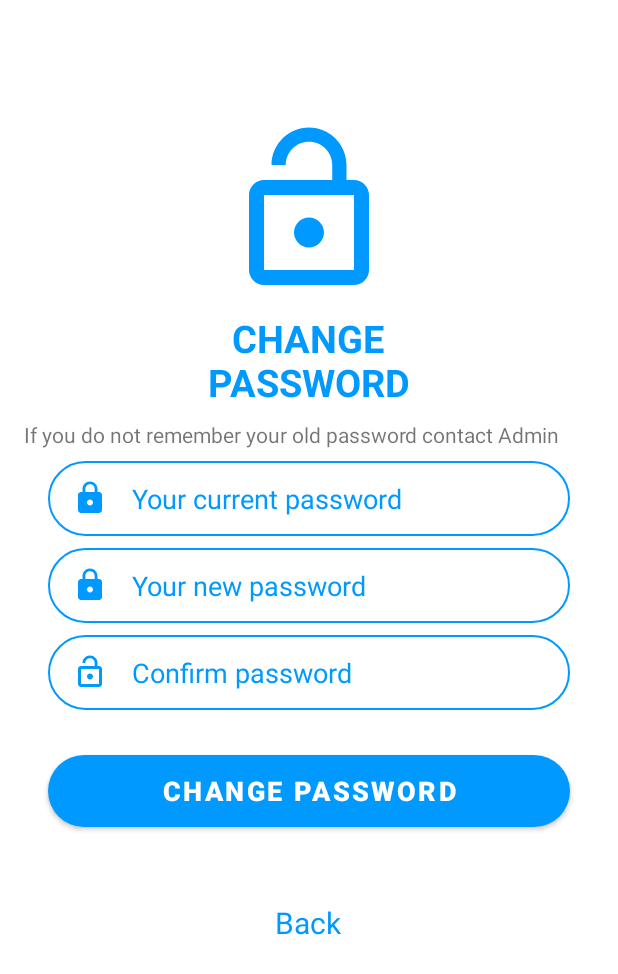
After one commit to Udit-8/TrackIt, an Android app: the ChangePasswordActivity screen opened directly, with no data from a screen before it, on a phone screen of 412 x 824 dp. The commit adds this screen. Shown: the top 974 px of the screen. Run offline under Robolectric (Android 15) with nearby library versions, the phone set to English and light mode, and no system bars; our stand-ins replace Firebase (no records; nobody signed in at launch, a user with empty details on screens opened directly).

Commit message:
Added Functionality to change password of students.

```diff
--- a/app/src/main/AndroidManifest.xml
+++ b/app/src/main/AndroidManifest.xml
@@ -9,6 +9,9 @@
         android:roundIcon="@mipmap/ic_launcher_round"
         android:supportsRtl="true"
         android:theme="@style/Theme.TrackIt">
+        <activity
+            android:name=".ChangePasswordActivity"
+            android:exported="true" />
         <activity
             android:name=".UserProfileActivity"
             android:exported="true" />
--- /dev/null
+++ b/app/src/main/java/com/example/trackit/ChangePasswordActivity.java
@@ -0,0 +1,120 @@
+package com.example.trackit;
+
+import androidx.annotation.NonNull;
+import androidx.appcompat.app.AppCompatActivity;
+
+import android.content.Intent;
+import android.os.Bundle;
+import android.text.TextUtils;
+import android.view.View;
+import android.widget.Button;
+import android.widget.EditText;
+import android.widget.TextView;
+import android.widget.Toast;
+
+import com.google.android.gms.tasks.OnCompleteListener;
+import com.google.android.gms.tasks.Task;
+import com.google.firebase.database.DataSnapshot;
+import com.google.firebase.database.DatabaseError;
+import com.google.firebase.database.DatabaseReference;
+import com.google.firebase.database.FirebaseDatabase;
+import com.google.firebase.database.Query;
+import com.google.firebase.database.ValueEventListener;
+
+public class ChangePasswordActivity extends AppCompatActivity {
+    EditText currentPasswordText,newPasswordText,confirmPasswordText;
+    Button changePasswordButton;
+    TextView backTextView;
+    DatabaseReference ref;
+    @Override
+    protected void onCreate(Bundle savedInstanceState) {
+        super.onCreate(savedInstanceState);
+        setContentView(R.layout.activity_change_password);
+        Intent intent = getIntent();
+        Student student = (Student) intent.getSerializableExtra("loginStudent");
+        currentPasswordText = findViewById(R.id.currentPasswordText);
+        newPasswordText = findViewById(R.id.newPasswordText);
+        confirmPasswordText = findViewById(R.id.confirmPasswordText);
+        changePasswordButton = findViewById(R.id.changePassword);
+        backTextView = findViewById(R.id.backText);
+        ref = FirebaseDatabase.getInstance().getReference().child("studentInfo");
+        changePasswordButton.setOnClickListener(new View.OnClickListener() {
+            @Override
+            public void onClick(View v) {
+                String currentPassword,newPassword,confirmPassword;
+                currentPassword = currentPasswordText.getText().toString().trim();
+                newPassword = newPasswordText.getText().toString().trim();
+                confirmPassword = confirmPasswordText.getText().toString().trim();
+                if(TextUtils.isEmpty(currentPassword)||TextUtils.isEmpty(newPassword)||TextUtils.isEmpty(confirmPassword))
+                    Toast.makeText(ChangePasswordActivity.this,"Do not leave any fields empty",Toast.LENGTH_LONG).show();
+                else{
+                    Query checkUser = ref.orderByChild("admissionNumber").equalTo(student.getAdmissionNumber());
+
+                    final String[] key = new String[1];
+                    checkUser.addListenerForSingleValueEvent(new ValueEventListener() {
+                        @Override
+                        public void onDataChange(@NonNull DataSnapshot snapshot) {
+                            if(snapshot.exists())
+                            {
+                                boolean passwordFound = false;
+                                for(DataSnapshot childSnapShot : snapshot.getChildren())
+                                {
+                                    if(childSnapShot != null)
+                                    {
+                                         key[0] = childSnapShot.getKey();
+                                        Student foundStudent = childSnapShot.getValue(Student.class);
+                                        if(foundStudent.getPassword().equals(currentPassword))
+                                        {
+                                            passwordFound = true;
+                                        }
+                                    }
+                                }
+                                if(!passwordFound)
+                                {
+                                    Toast.makeText(ChangePasswordActivity.this,"Enter correct current password",Toast.LENGTH_LONG).show();
+                                }
+                                else{
+                                    if(!newPassword.equals(confirmPassword))
+                                    {
+                                        Toast.makeText(ChangePasswordActivity.this,"The passwords do not match.Please enter the same password",Toast.LENGTH_LONG).show();
+                                    }
+                                    else{
+                                        ref.child(key[0]).child("password").setValue(newPassword).addOnCompleteListener(new OnCompleteListener<Void>() {
+                                            @Override
+                                            public void onComplete(@NonNull Task<Void> task) {
+                                                if(task.isSuccessful())
+                                                {
+                                                    Toast.makeText(ChangePasswordActivity.this,"The password was updated",Toast.LENGTH_LONG).show();
+                                                    Intent newIntent = new Intent(ChangePasswordActivity.this,UserProfileActivity.class);
+                                                    newIntent.putExtra("loginStudent",student);
+                                                    startActivity(newIntent);
+                                                }
+                                                else{
+                                                    Toast.makeText(ChangePasswordActivity.this,"Some Error occured.Please try Later",Toast.LENGTH_LONG).show();
+                                                }
+                                            }
+                                        });
+                                    }
+                                }
+                            }
+                        }
+
+                        @Override
+                        public void onCancelled(@NonNull DatabaseError error) {
+
+                        }
+                    });
+
+                }
+            }
+        });
+        backTextView.setOnClickListener(new View.OnClickListener() {
+            @Override
+            public void onClick(View v) {
+                Intent newIntent = new Intent(ChangePasswordActivity.this,UserProfileActivity.class);
+                newIntent.putExtra("loginStudent",student);
+                startActivity(newIntent);
+            }
+        });
+    }
+}
--- /dev/null
+++ b/app/src/main/res/drawable/ic_lock_open.xml
@@ -0,0 +1,5 @@
+<vector android:height="24dp" android:tint="#FFFFFF"
+    android:viewportHeight="24" android:viewportWidth="24"
+    android:width="24dp" xmlns:android="http://schemas.android.com/apk/res/android">
+    <path android:fillColor="@android:color/white" android:pathData="M12,17c1.1,0 2,-0.9 2,-2s-0.9,-2 -2,-2 -2,0.9 -2,2 0.9,2 2,2zM18,8h-1L17,6c0,-2.76 -2.24,-5 -5,-5S7,3.24 7,6h1.9c0,-1.71 1.39,-3.1 3.1,-3.1 1.71,0 3.1,1.39 3.1,3.1v2L6,8c-1.1,0 -2,0.9 -2,2v10c0,1.1 0.9,2 2,2h12c1.1,0 2,-0.9 2,-2L20,10c0,-1.1 -0.9,-2 -2,-2zM18,20L6,20L6,10h12v10z"/>
+</vector>
--- /dev/null
+++ b/app/src/main/res/layout/activity_change_password.xml
@@ -0,0 +1,100 @@
+<?xml version="1.0" encoding="utf-8"?>
+<LinearLayout xmlns:android="http://schemas.android.com/apk/res/android"
+    xmlns:app="http://schemas.android.com/apk/res-auto"
+    xmlns:tools="http://schemas.android.com/tools"
+    android:layout_width="match_parent"
+    android:layout_height="match_parent"
+    tools:context=".ChangePasswordActivity"
+    android:orientation="vertical">
+<ImageView
+    android:layout_width="120dp"
+    android:layout_height="120dp"
+    android:layout_gravity="center"
+    android:layout_marginTop="80dp"
+   android:src="@drawable/ic_lock_open"
+    app:tint="@color/colorPrimary" />
+    <TextView
+        android:layout_width="150dp"
+        android:layout_height="wrap_content"
+        android:layout_gravity="center"
+        android:layout_marginTop="8dp"
+        android:text="CHANGE PASSWORD"
+        android:textStyle="bold"
+        android:textColor="@color/colorPrimary"
+        android:textSize="25sp"
+        android:gravity="center"/>
+    <TextView
+        android:layout_width="match_parent"
+        android:layout_height="wrap_content"
+        android:layout_gravity="center"
+        android:layout_marginTop="8dp"
+        android:layout_marginLeft="16dp"
+        android:layout_marginRight="16dp"
+        android:text="If you do not remember your old password contact Admin"/>
+    <EditText
+        android:id="@+id/currentPasswordText"
+        android:layout_width="match_parent"
+        android:layout_height="50dp"
+        android:layout_marginRight="32dp"
+        android:layout_marginLeft="32dp"
+        android:layout_marginTop="8dp"
+        android:background="@drawable/round_border"
+        android:hint="Your current password"
+        android:paddingLeft="16dp"
+        android:drawableLeft="@drawable/ic_lock"
+        android:drawablePadding="16dp"
+        android:textColorHint="@color/colorPrimary"
+        android:inputType="textPassword"/>
+    <EditText
+        android:id="@+id/newPasswordText"
+        android:layout_width="match_parent"
+        android:layout_height="50dp"
+        android:layout_marginRight="32dp"
+        android:layout_marginLeft="32dp"
+        android:layout_marginTop="8dp"
+        android:background="@drawable/round_border"
+        android:hint="Your new password"
+        android:paddingLeft="16dp"
+        android:drawableLeft="@drawable/ic_lock"
+        android:drawablePadding="16dp"
+        android:textColorHint="@color/colorPrimary"
+        android:inputType="textPassword"/>
+    <EditText
+        android:id="@+id/confirmPasswordText"
+        android:layout_width="match_parent"
+        android:layout_height="50dp"
+        android:layout_marginRight="32dp"
+        android:layout_marginLeft="32dp"
+        android:layout_marginTop="8dp"
+        android:background="@drawable/round_border"
+        android:hint="Confirm password"
+        android:paddingLeft="16dp"
+        android:drawableLeft="@drawable/ic_lock_open"
+        android:drawableTint="@color/colorPrimary"
+        android:drawablePadding="16dp"
+        android:textColorHint="@color/colorPrimary"
+        android:inputType="textPassword"/>
+    <Button
+        android:id="@+id/changePassword"
+        android:layout_width="match_parent"
+        android:layout_height="wrap_content"
+        android:layout_marginStart="32dp"
+        android:layout_marginTop="30dp"
+        android:layout_marginEnd="32dp"
+        android:background="@drawable/round_bg"
+        android:text="CHANGE PASSWORD"
+        android:textColor="@android:color/white"
+        android:textSize="18sp"
+        android:textStyle="bold"
+         />
+    <TextView
+        android:id="@+id/backText"
+        android:layout_width="150dp"
+        android:layout_height="wrap_content"
+        android:layout_gravity="center"
+        android:layout_marginTop="50dp"
+        android:text="Back"
+        android:gravity="center"
+        android:textSize="20sp"
+        android:textColor="@color/colorPrimary"/>
+</LinearLayout>
--- a/app/src/main/res/layout/activity_login.xml
+++ b/app/src/main/res/layout/activity_login.xml
@@ -50,7 +50,7 @@
 
     <FrameLayout
         android:layout_width="match_parent"
-        android:layout_height="420dp"
+        android:layout_height="wrap_content"
         android:id="@+id/loginFragment"
         app:layout_constraintTop_toBottomOf="@id/view5"/>
 
```
Also changed, not shown: app/src/main/java/com/example/trackit/UserProfileActivity.java (+12 -0 lines), app/src/main/res/layout/activity_user_profile.xml (+5 -3 lines).
